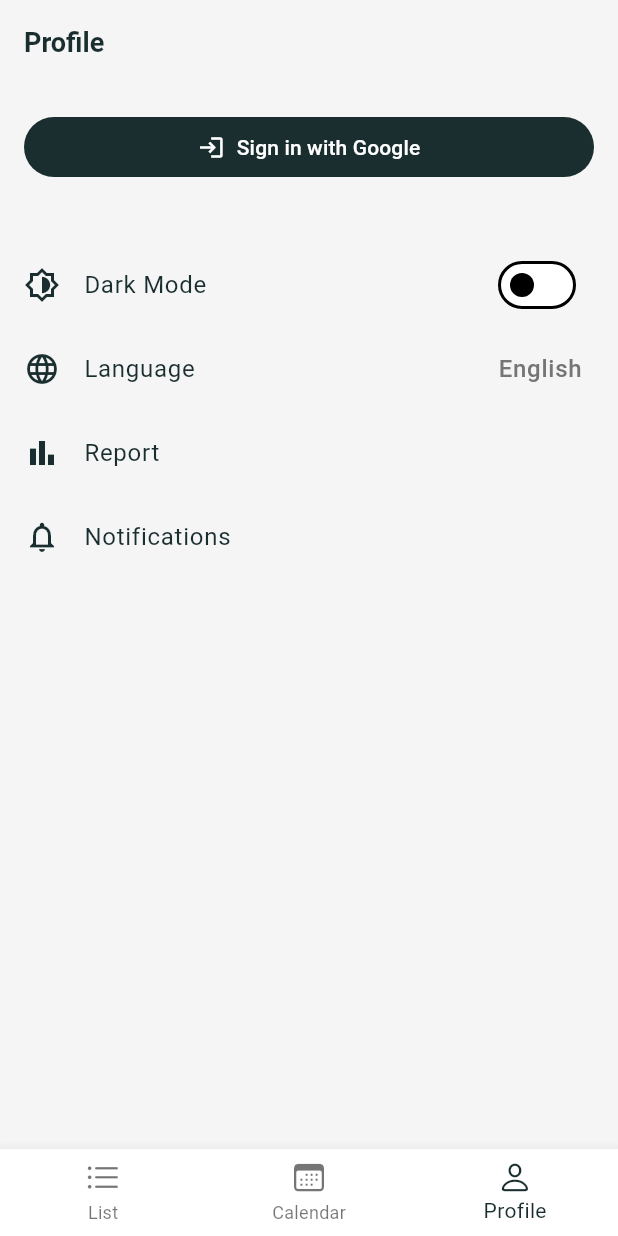
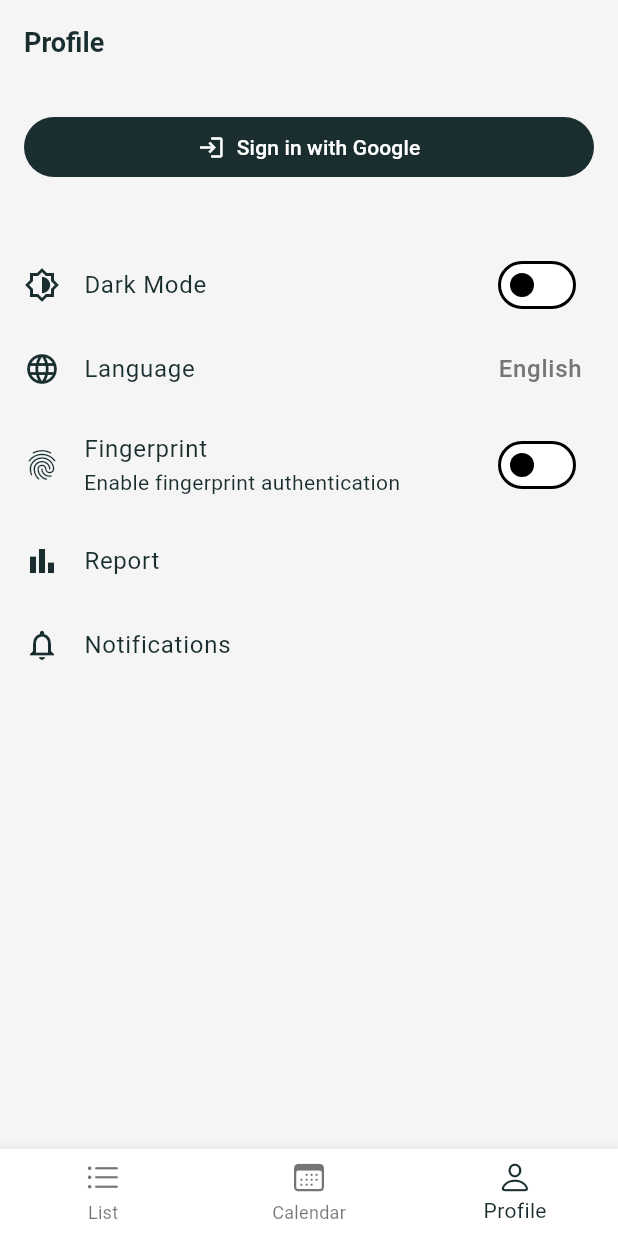
Before and after one commit to manuelduarte077/brotato-game, a Flutter app: the screen it shows after launch, item 3 of the bottom bar chosen, on a phone screen of 412 x 824 dp. Run offline on Flutter 3.47's test engine with Material 3 defaults, Android fonts, the phone set to English and light mode, and no system bars; our stand-ins replace cloud_firestore, drift, firebase_auth, firebase_core, firebase_crashlytics, fl_chart and 10 more; missing offline and left inert: home_widget, quick_actions; accounts and stored records are empty; generated files the repository leaves out were written again.

Commit message:
feat: add biometric authentication support

```diff
--- /dev/null
+++ b/lib/application/providers/local_auth_provider.dart
@@ -0,0 +1,27 @@
+import 'package:flutter_riverpod/flutter_riverpod.dart';
+import '../../infrastructure/services/local_auth_service.dart';
+
+final localAuthServiceProvider = Provider((ref) => LocalAuthService());
+
+final biometricEnabledProvider =
+    StateNotifierProvider<BiometricEnabledNotifier, AsyncValue<bool>>((ref) {
+  return BiometricEnabledNotifier(ref.watch(localAuthServiceProvider));
+});
+
+class BiometricEnabledNotifier extends StateNotifier<AsyncValue<bool>> {
+  final LocalAuthService _authService;
+
+  BiometricEnabledNotifier(this._authService)
+      : super(const AsyncValue.loading()) {
+    _init();
+  }
+
+  Future<void> _init() async {
+    state = AsyncValue.data(await _authService.isBiometricEnabled());
+  }
+
+  Future<void> toggleBiometric(bool enabled) async {
+    await _authService.setBiometricEnabled(enabled);
+    state = AsyncValue.data(enabled);
+  }
+}
--- /dev/null
+++ b/lib/presentation/features/auth/auth_gate.dart
@@ -0,0 +1,109 @@
+import 'package:flutter/material.dart';
+import 'package:flutter/cupertino.dart';
+import 'package:flutter_riverpod/flutter_riverpod.dart';
+import '../../../infrastructure/services/local_auth_service.dart';
+import 'dart:io' show Platform;
+
+class AuthGate extends ConsumerStatefulWidget {
+  final Widget child;
+
+  const AuthGate({
+    super.key,
+    required this.child,
+  });
+
+  @override
+  ConsumerState<AuthGate> createState() => _AuthGateState();
+}
+
+class _AuthGateState extends ConsumerState<AuthGate>
+    with WidgetsBindingObserver {
+  bool _authenticated = false;
+
+  @override
+  void initState() {
+    super.initState();
+    WidgetsBinding.instance.addObserver(this);
+    _authenticate();
+  }
+
+  @override
+  void dispose() {
+    WidgetsBinding.instance.removeObserver(this);
+    super.dispose();
+  }
+
+  @override
+  void didChangeAppLifecycleState(AppLifecycleState state) {
+    if (state == AppLifecycleState.resumed && !_authenticated) {
+      _authenticate();
+    }
+  }
+
+  Future<void> _authenticate() async {
+    final localAuth = LocalAuthService();
+    if (!await localAuth.isBiometricEnabled()) {
+      setState(() => _authenticated = true);
+      return;
+    }
+
+    final authenticated = await localAuth.authenticate();
+    setState(() => _authenticated = authenticated);
+  }
+
+  @override
+  Widget build(BuildContext context) {
+    if (!_authenticated) {
+      final isIOS = Platform.isIOS;
+
+      return Scaffold(
+        body: Center(
+          child: Column(
+            mainAxisAlignment: MainAxisAlignment.center,
+            children: [
+              Icon(
+                isIOS ? Icons.face_outlined : Icons.fingerprint,
+                size: 72,
+                color: Theme.of(context).colorScheme.primary,
+              ),
+              const SizedBox(height: 16),
+              Text(
+                isIOS ? 'Face ID Required' : 'Touch ID Required',
+                style: const TextStyle(
+                  fontSize: 24,
+                  fontWeight: FontWeight.bold,
+                ),
+              ),
+              const SizedBox(height: 8),
+              Text(
+                isIOS
+                    ? 'Please authenticate with Face ID to continue'
+                    : 'Please authenticate with Touch ID to continue',
+                style: TextStyle(
+                  color: Colors.grey.shade600,
+                ),
+                textAlign: TextAlign.center,
+              ),
+              const SizedBox(height: 24),
+              if (isIOS)
+                CupertinoButton.filled(
+                  onPressed: _authenticate,
+                  child: const Text('Authenticate with Face ID'),
+                )
+              else
+                FilledButton.icon(
+                  onPressed: _authenticate,
+                  icon: isIOS
+                      ? const Icon(Icons.face_outlined)
+                      : const Icon(Icons.fingerprint),
+                  label: const Text('Authenticate'),
+                ),
+            ],
+          ),
+        ),
+      );
+    }
+
+    return widget.child;
+  }
+}
--- a/lib/presentation/features/profile/profile_screen.dart
+++ b/lib/presentation/features/profile/profile_screen.dart
@@ -1,3 +1,5 @@
+import 'dart:io';
+
 import 'package:flutter/material.dart';
 import 'package:flutter_riverpod/flutter_riverpod.dart';
 import 'package:flutter/cupertino.dart';
@@ -10,6 +12,7 @@ import 'package:intl/intl.dart';
 
 import '../notifications/notifications_screen.dart';
 import 'report_screen.dart';
+import '../../../application/providers/local_auth_provider.dart';
 
 class ProfileScreen extends ConsumerWidget {
   const ProfileScreen({super.key});
@@ -110,6 +113,11 @@ class ProfileScreen extends ConsumerWidget {
                 onTap: () =>
                     _showLanguageSelector(context, ref, currentLanguage),
               ),
+
+              /// Habilitar Face ID (iOS), Touch ID (Android)
+              if (Theme.of(context).platform == TargetPlatform.iOS ||
+                  Theme.of(context).platform == TargetPlatform.android)
+                const BiometricSettingTile(),
 
               /// Report
               ListTile(
@@ -276,3 +284,66 @@ class ProfileScreen extends ConsumerWidget {
     }
   }
 }
+
+class BiometricSettingTile extends ConsumerWidget {
+  const BiometricSettingTile({super.key});
+
+  @override
+  Widget build(BuildContext context, WidgetRef ref) {
+    final isIOS = Platform.isIOS;
+    final biometricEnabled = ref.watch(biometricEnabledProvider);
+
+    return ListTile(
+      leading: Icon(
+        isIOS ? Icons.face_outlined : Icons.fingerprint,
+        color: Theme.of(context).primaryColor,
+      ),
+      title: Text(isIOS ? 'Face ID' : 'Fingerprint'),
+      subtitle: Text(isIOS
+          ? 'Enable Face ID authentication'
+          : 'Enable fingerprint authentication'),
+      trailing: Switch(
+        value: biometricEnabled.valueOrNull ?? false,
+        onChanged: (value) => _handleBiometricToggle(context, ref, value),
+      ),
+    );
+  }
+
+  Future<void> _handleBiometricToggle(
+    BuildContext context,
+    WidgetRef ref,
+    bool value,
+  ) async {
+    try {
+      if (value) {
+        final canCheckBiometrics =
+            await ref.read(localAuthServiceProvider).isBiometricAvailable();
+
+        if (!canCheckBiometrics) {
+          if (context.mounted) {
+            ScaffoldMessenger.of(context).showSnackBar(
+              SnackBar(
+                content: Text(
+                  Platform.isIOS
+                      ? 'Face ID is not available on this device'
+                      : 'Fingerprint authentication is not available on this device',
+                ),
+              ),
+            );
+          }
+          return;
+        }
+      }
+
+      await ref.read(biometricEnabledProvider.notifier).toggleBiometric(value);
+    } catch (e) {
+      if (context.mounted) {
+        ScaffoldMessenger.of(context).showSnackBar(
+          SnackBar(
+            content: Text(e.toString()),
+          ),
+        );
+      }
+    }
+  }
+}
```
Also changed, not shown: lib/infrastructure/services/local_auth_service.dart (added, +93 -0 lines), lib/presentation/routes/app_routes.dart (+11 -13 lines), pubspec.yaml (+7 -6 lines), pubspec.lock, 5 other files.
